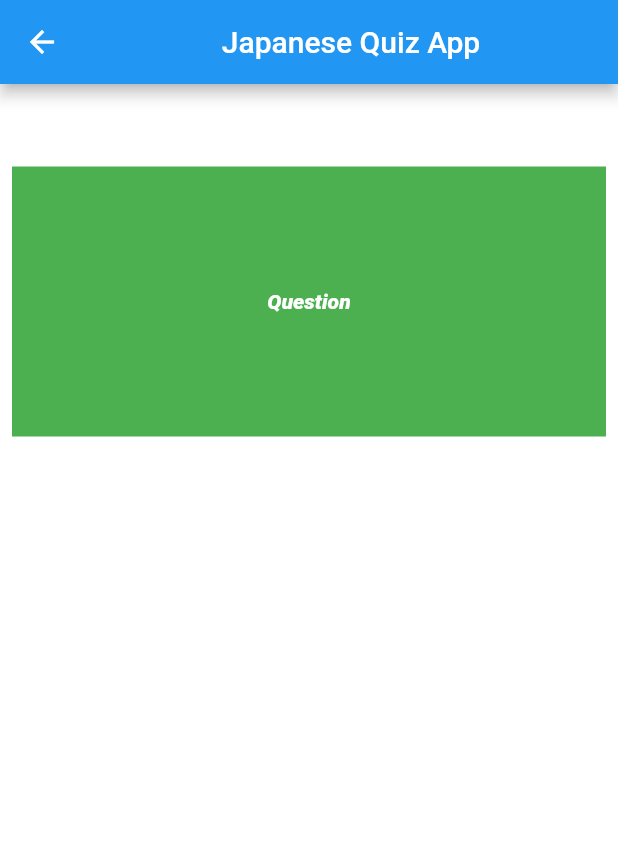
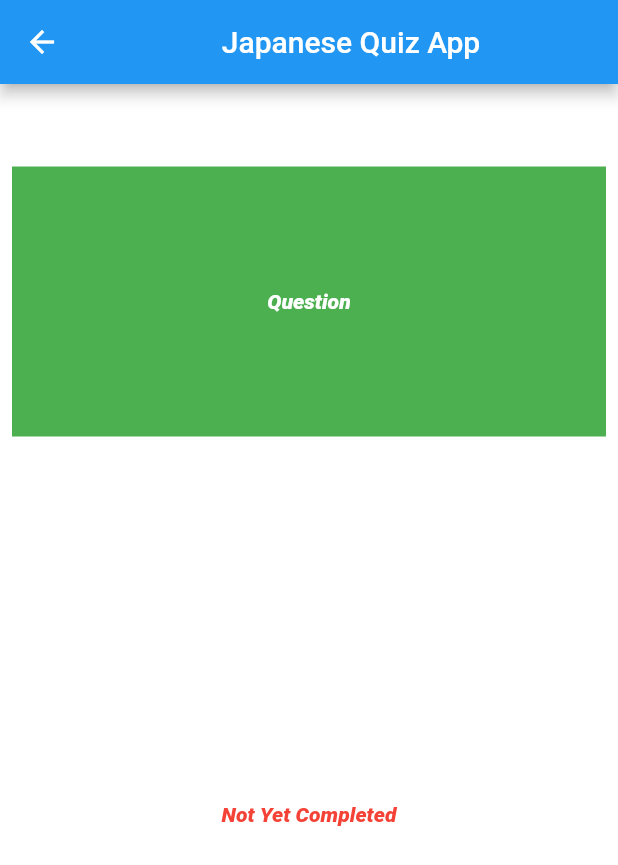
Before and after one commit to joesanthosh24/flutter_app, a Flutter app: the QuizScreen screen opened by its route, on a phone screen of 412 x 824 dp. Shown: the top 865 px of the screen. Run offline on Flutter 3.47's test engine with Material 2 defaults, Android fonts, the phone set to English and light mode, and no system bars; our stand-ins replace flip_card; missing offline and left inert: translator.

Commit message:
edit on quiz screen

```diff
--- a/lib/screens/QuizScreen.dart
+++ b/lib/screens/QuizScreen.dart
@@ -14,12 +14,17 @@ class _QuizScreenState extends State<QuizScreen> {
     return AppScaffold(
       screenBody: Container(
         child: Column(
+          mainAxisAlignment: MainAxisAlignment.start,
           children: <Widget>[
             ReusableCard(
               height: 180.0,
               color: Colors.green,
               text: 'Question',
-            )
+            ),
+            Text("Not Yet Completed", style: TextStyle(
+              height: 20,
+              color: Colors.red,
+            ),),
           ],
         ),
       ),
```
Also changed, not shown: pubspec.lock, 2 other files.
